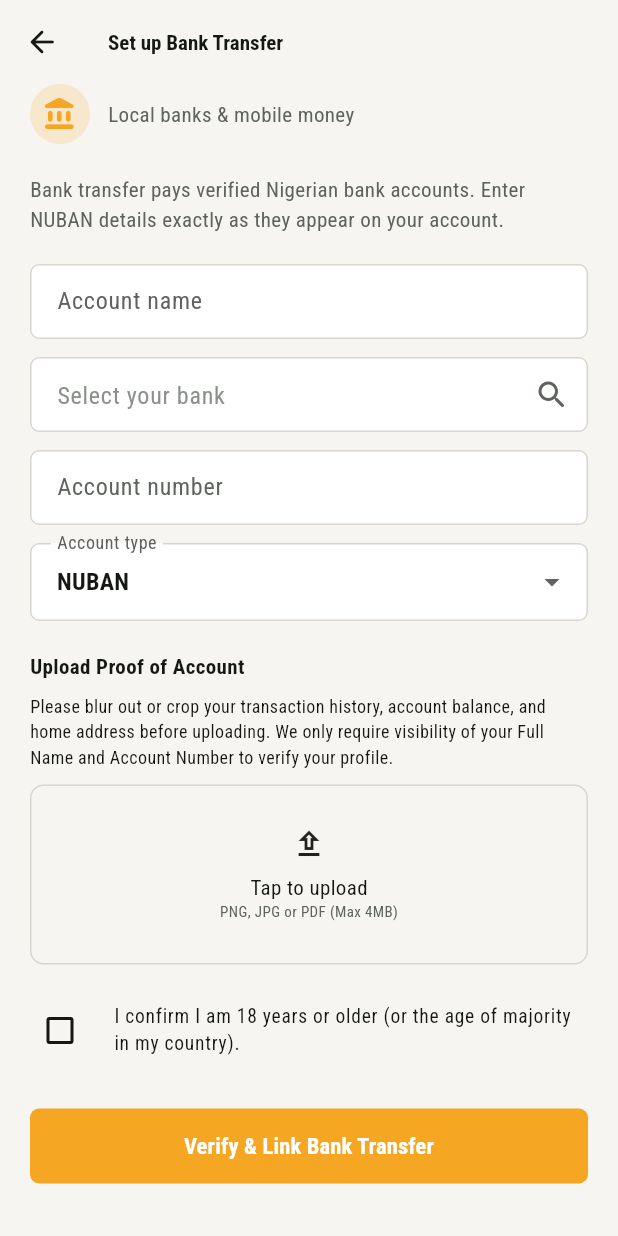
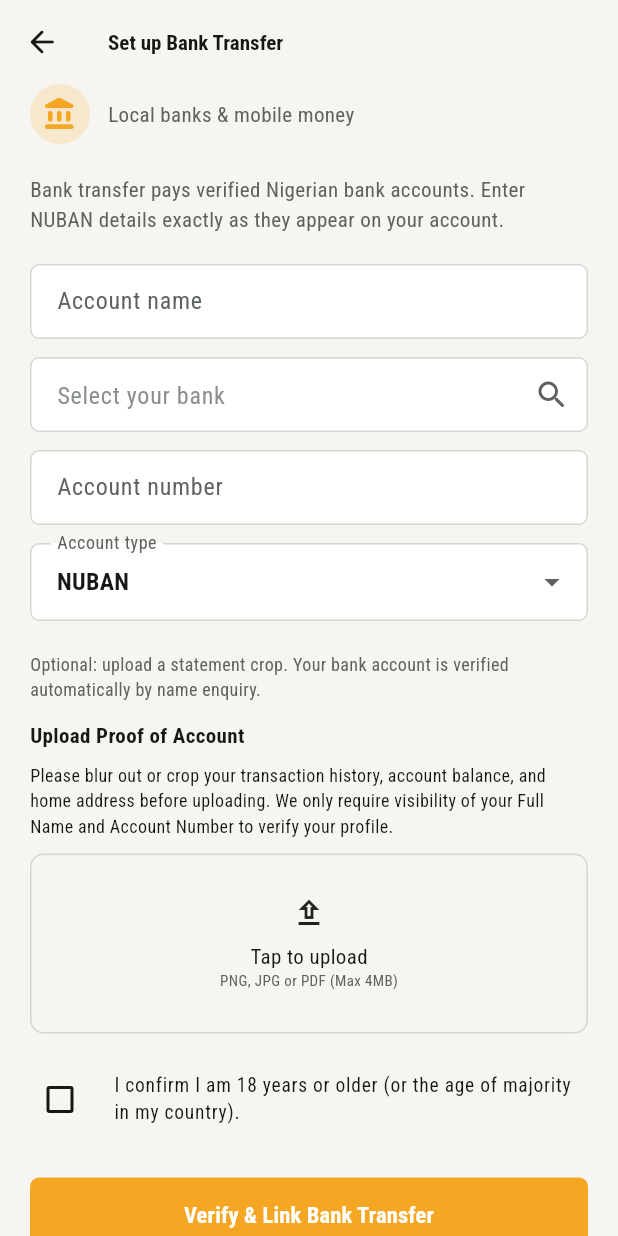
Before and after one commit to belovedchibuikem/pelevo-v2-android-app, a Flutter app: the WithdrawSetupFlutterwaveScreen screen opened directly, on a phone screen of 412 x 824 dp. Run offline on Flutter 3.47's test engine with Material 3 defaults, Android fonts, the phone set to English and light mode, and no system bars; our stand-ins replace app_links, audio_service, cached_network_image, connectivity_plus, device_info_plus, dio and 27 more; missing offline and left inert: app_tracking_transparency, audio_session, firebase_app_check, flutter_chrome_cast, gal, in_app_purchase_android and 1 more; accounts and stored records are empty; network calls fail.

Commit message:
Change of Name

```diff
--- a/lib/features/earn/withdrawal_screens.dart
+++ b/lib/features/earn/withdrawal_screens.dart
@@ -321,12 +321,6 @@ class _WithdrawSetupFlutterwaveScreenState
       context.showPelevoMessage('Enter a valid 10-digit account number');
       return;
     }
-    if (proofPath == null || proofName == null) {
-      context.showPelevoMessage(
-        'Upload a cropped proof that shows your full name and account number.',
-      );
-      return;
-    }
     setState(() => _saving = true);
     try {
       await ref.read(profileRepositoryProvider).confirmAgeMajority();
@@ -341,11 +335,15 @@ class _WithdrawSetupFlutterwaveScreenState
                     destination: {
                       'account_number': _account.text.trim(),
                       'bank_code': bank,
+                      'country': 'NG',
+                      if (_name.text.trim().isNotEmpty)
+                        'account_name': _name.text.trim(),
                     },
                   )
               : null;
       final id = method?.id ?? methodId!;
       _pendingMethodId = id;
+      if (proofPath != null && proofName != null) {
         await ref
             .read(earnWalletRepositoryProvider)
             .uploadAccountProof(
@@ -353,11 +351,23 @@ class _WithdrawSetupFlutterwaveScreenState
               filePath: proofPath,
               fileName: proofName,
             );
+      }
       ref.invalidate(earnPayoutMethodsProvider);
       if (!mounted) return;
+      final linked = (method != null && method.verified)
+          ? method
+          : _verifiedMethod(
+              await ref.read(earnPayoutMethodsProvider.future),
+              PayoutGateway.flutterwave,
+            );
+      if (linked != null && linked.verified) {
+        ref.read(withdrawDraftProvider.notifier).select(linked);
+        context.showPelevoMessage('Bank account verified and linked');
+      } else {
         context.showPelevoMessage(
-        'Proof uploaded. A reviewer will check your name and account number.',
+          'Bank details were saved. Verification is still pending.',
         );
+      }
       context.go('/screen/withdraw');
     } catch (error) {
       if (!mounted) return;
@@ -419,6 +429,11 @@ class _WithdrawSetupFlutterwaveScreenState
         onChanged: (value) => setState(() => _accountType = value ?? 'NUBAN'),
       ),
       const SizedBox(height: PelevoSpacing.lg),
+      Text(
+        'Optional: upload a statement crop. Your bank account is verified automatically by name enquiry.',
+        style: TextStyle(color: context.pelevo.textMuted, fontSize: 12),
+      ),
+      const SizedBox(height: PelevoSpacing.sm),
       AccountProofUpload(fileName: _proofName, onPick: _pickProof),
       const SizedBox(height: PelevoSpacing.md),
       AgeMajorityCheckbox(
@@ -427,7 +442,7 @@ class _WithdrawSetupFlutterwaveScreenState
       ),
       const SizedBox(height: PelevoSpacing.xl),
       PelevoButton(
-        label: _saving ? 'Uploading…' : 'Verify & Link Bank Transfer',
+        label: _saving ? 'Verifying…' : 'Verify & Link Bank Transfer',
         color: PayoutGateway.flutterwave.color,
         onPressed: _saving || !_ageConfirmed ? null : _save,
       ),
@@ -500,7 +515,7 @@ class _WithdrawSetupPaypalScreenState
     gateway: PayoutGateway.paypal,
     children: [
       Text(
-        'PayPal payouts are sent in USD to your verified PayPal email. Confirm the address carefully.',
+        'PayPal payouts are sent in USD to your PayPal email. Enter and confirm the address carefully — it is verified automatically so you can withdraw right away.',
         style: TextStyle(color: context.pelevo.textMuted),
       ),
       const SizedBox(height: PelevoSpacing.lg),
--- a/pubspec.yaml
+++ b/pubspec.yaml
@@ -16,7 +16,7 @@ publish_to: 'none' # Remove this line if you wish to publish to pub.dev
 # https://developer.apple.com/library/archive/documentation/General/Reference/InfoPlistKeyReference/Articles/CoreFoundationKeys.html
 # In Windows, build-name is used as the major, minor, and patch parts
 # of the product and file versions while build-number is used as the build suffix.
-version: 5.0.13+29
+version: 5.1.0+30
 
 environment:
   sdk: ^3.10.0
```
Lines whose indentation alone changed are shown as unchanged.
